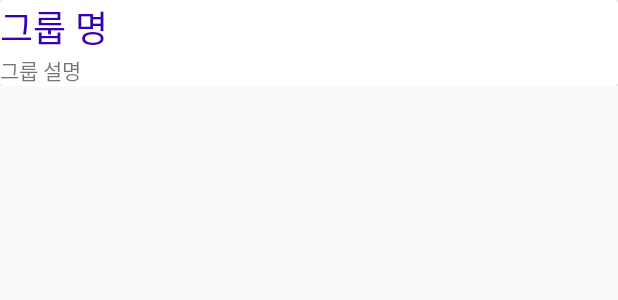
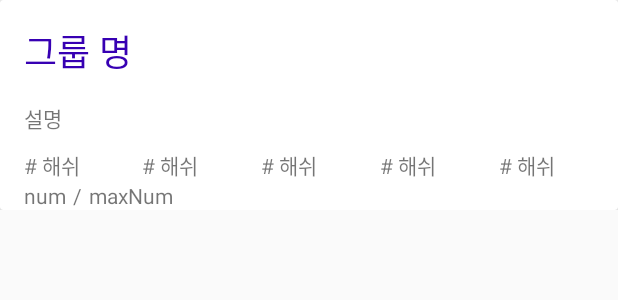
Before and after one commit to yhs3434/Study-Room, an Android app: the layout layout_item_group.xml on its own in the app's theme, with its tools: preview values and no code run, on a phone screen of 412 x 824 dp. Shown: the top 300 px of the screen. Run offline under Robolectric (Android 15) with nearby library versions, the phone set to English and light mode, and no system bars.

Commit message:
recent 10/31

```diff
--- a/android/app/src/main/AndroidManifest.xml
+++ b/android/app/src/main/AndroidManifest.xml
@@ -34,8 +34,10 @@
         <activity
             android:name=".TendencyChoiceActivity"
             android:theme="@android:style/Theme.Dialog" />
-        <activity android:name=".LoadingActivity"
-            android:theme="@android:style/Theme.NoTitleBar.Fullscreen"/>
+        <activity
+            android:name=".LoadingActivity"
+            android:theme="@android:style/Theme.NoTitleBar.Fullscreen" />
+        <activity android:name=".GroupDetail"></activity>
     </application>
 
 </manifest>
--- a/android/app/src/main/java/com/yoonhs3434/suroom/HttpPost.java
+++ b/android/app/src/main/java/com/yoonhs3434/suroom/HttpPost.java
@@ -38,6 +38,7 @@ public class HttpPost extends  Thread {
             os.flush();
 
             int responseCode = conn.getResponseCode();
+
             conn.disconnect();
 
         } catch (IOException e) {
--- a/android/app/src/main/java/com/yoonhs3434/suroom/JoinActivity.java
+++ b/android/app/src/main/java/com/yoonhs3434/suroom/JoinActivity.java
@@ -5,6 +5,7 @@ import android.support.v7.app.AppCompatActivity;
 import android.os.Bundle;
 import android.util.Log;
 import android.view.View;
+import android.view.Window;
 import android.widget.EditText;
 import android.widget.Toast;
 
@@ -24,6 +25,7 @@ public class JoinActivity extends AppCompatActivity {
     @Override
     protected void onCreate(Bundle savedInstanceState) {
         super.onCreate(savedInstanceState);
+        requestWindowFeature(Window.FEATURE_NO_TITLE);
         setContentView(R.layout.activity_join);
     }
 
--- a/android/app/src/main/java/com/yoonhs3434/suroom/LoadingActivity.java
+++ b/android/app/src/main/java/com/yoonhs3434/suroom/LoadingActivity.java
@@ -4,12 +4,14 @@ import android.app.Activity;
 import android.os.Handler;
 import android.support.v7.app.AppCompatActivity;
 import android.os.Bundle;
+import android.view.Window;
 
 public class LoadingActivity extends Activity {
 
     @Override
     protected void onCreate(Bundle savedInstanceState) {
         super.onCreate(savedInstanceState);
+        requestWindowFeature(Window.FEATURE_NO_TITLE);
         setContentView(R.layout.activity_loading);
         startLoading();
     }
--- a/android/app/src/main/java/com/yoonhs3434/suroom/LoginActivity.java
+++ b/android/app/src/main/java/com/yoonhs3434/suroom/LoginActivity.java
@@ -4,6 +4,7 @@ import android.content.Intent;
 import android.support.v7.app.AppCompatActivity;
 import android.os.Bundle;
 import android.view.View;
+import android.view.Window;
 import android.widget.Button;
 import android.widget.EditText;
 import android.widget.Toast;
@@ -18,6 +19,7 @@ public class LoginActivity extends AppCompatActivity {
     @Override
     protected void onCreate(Bundle savedInstanceState) {
         super.onCreate(savedInstanceState);
+        requestWindowFeature(Window.FEATURE_NO_TITLE);
         setContentView(R.layout.activity_login);
 
         text_id = null;
--- a/android/app/src/main/java/com/yoonhs3434/suroom/MainActivity.java
+++ b/android/app/src/main/java/com/yoonhs3434/suroom/MainActivity.java
@@ -8,6 +8,7 @@ import android.support.design.widget.BottomNavigationView;
 import android.support.v7.app.AppCompatActivity;
 import android.view.MenuItem;
 import android.view.View;
+import android.view.Window;
 import android.widget.Button;
 import android.widget.EditText;
 import android.widget.TextView;
@@ -18,6 +19,7 @@ public class MainActivity extends AppCompatActivity {
     @Override
     protected void onCreate(Bundle savedInstanceState) {
         super.onCreate(savedInstanceState);
+        requestWindowFeature(Window.FEATURE_NO_TITLE);
         setContentView(R.layout.activity_main);
         Intent intent = new Intent(this, LoadingActivity.class);
         startActivity(intent);
@@ -39,7 +41,7 @@ public class MainActivity extends AppCompatActivity {
             }
         });
 
-        MySetting.setMyUrl("http://las9897.pythonanywhere.com/rest/");
+        MySetting.setMyUrl("http://10.0.2.2:8000/rest/");
         _MainActivity = MainActivity.this;
     }
 
--- a/android/app/src/main/java/com/yoonhs3434/suroom/MySetting.java
+++ b/android/app/src/main/java/com/yoonhs3434/suroom/MySetting.java
@@ -4,8 +4,11 @@ public class MySetting {
     private static String my_url;
     private static int my_id;
 
+    String serverUrl = "http://las9897.pythonanywhere.com/rest/";
+    String localUrl = "http://10.0.2.2:8000/rest/";
+
     public MySetting(){
-        my_url = null;
+        my_url = localUrl;
         my_id = 0;
     }
 
--- a/android/app/src/main/res/layout/layout_item_group.xml
+++ b/android/app/src/main/res/layout/layout_item_group.xml
@@ -14,8 +14,9 @@
 
             <TextView
                 android:id="@+id/textGroupTitle"
-                android:layout_width="match_parent"
+                android:layout_width="wrap_content"
                 android:layout_height="wrap_content"
+                android:layout_margin="@dimen/activity_horizontal_margin"
                 android:text="그룹 명"
                 android:textColor="@color/design_default_color_primary_dark"
                 android:textSize="24sp" />
@@ -24,7 +25,85 @@
                 android:id="@+id/textGroupDescription"
                 android:layout_width="match_parent"
                 android:layout_height="wrap_content"
-                android:text="그룹 설명" />
+                android:layout_marginLeft="16dp"
+                android:layout_marginBottom="10dp"
+                android:text="설명" />
+
+            <LinearLayout
+                android:layout_width="match_parent"
+                android:layout_height="match_parent"
+                android:orientation="horizontal">
+
+                <TextView
+                    android:id="@+id/textTag1"
+                    android:layout_width="wrap_content"
+                    android:layout_height="wrap_content"
+                    android:layout_marginLeft="16dp"
+                    android:layout_weight="1"
+                    android:text="# 해쉬" />
+
+                <TextView
+                    android:id="@+id/textTag2"
+                    android:layout_width="wrap_content"
+                    android:layout_height="wrap_content"
+                    android:layout_weight="1"
+                    android:text="# 해쉬" />
+
+                <TextView
+                    android:id="@+id/textTag3"
+                    android:layout_width="wrap_content"
+                    android:layout_height="wrap_content"
+                    android:layout_weight="1"
+                    android:text="# 해쉬" />
+
+                <TextView
+                    android:id="@+id/textTag4"
+                    android:layout_width="wrap_content"
+                    android:layout_height="wrap_content"
+                    android:layout_weight="1"
+                    android:text="# 해쉬" />
+
+                <TextView
+                    android:id="@+id/textTag5"
+                    android:layout_width="wrap_content"
+                    android:layout_height="wrap_content"
+                    android:layout_weight="1"
+                    android:text="# 해쉬" />
+            </LinearLayout>
+
+            <LinearLayout
+                android:layout_width="match_parent"
+                android:layout_height="match_parent"
+                android:dividerPadding="@dimen/activity_vertical_margin"
+                android:orientation="horizontal">
+
+                <TextView
+                    android:id="@+id/textNumPeople"
+                    android:layout_width="wrap_content"
+                    android:layout_height="wrap_content"
+                    android:layout_marginLeft="16dp"
+                    android:layout_weight="0"
+                    android:gravity="right"
+                    android:text="num" />
+
+                <TextView
+                    android:id="@+id/textView3"
+                    android:layout_width="15dp"
+                    android:layout_height="wrap_content"
+                    android:layout_weight="0"
+                    android:gravity="center_horizontal"
+                    android:text="/" />
+
+                <TextView
+                    android:id="@+id/textMaxNumPeople"
+                    android:layout_width="wrap_content"
+                    android:layout_height="wrap_content"
+                    android:layout_weight="0"
+                    android:gravity="left"
+                    android:text="maxNum" />
+
+            </LinearLayout>
+
         </LinearLayout>
     </android.support.v7.widget.CardView>
 </RelativeLayout>
--- a/android/app/src/main/res/values/styles.xml
+++ b/android/app/src/main/res/values/styles.xml
@@ -6,6 +6,7 @@
         <item name="colorPrimary">@color/colorPrimary</item>
         <item name="colorPrimaryDark">@color/colorPrimaryDark</item>
         <item name="colorAccent">@color/colorAccent</item>
+        <item name="windowNoTitle">true</item>
     </style>
 
 </resources>
```
Also changed, not shown: android/app/src/main/java/com/yoonhs3434/suroom/GroupDetail.java (added, +15 -0 lines), android/app/src/main/java/com/yoonhs3434/suroom/GroupMatch/ItemGroup.java (+10 -19 lines), android/app/src/main/java/com/yoonhs3434/suroom/Main2Activity.java (+42 -15 lines), android/app/src/main/res/layout/activity_group_detail.xml (added, +9 -0 lines), android/app/src/main/res/layout/activity_main2.xml (+6 -18 lines), 3 other files.
